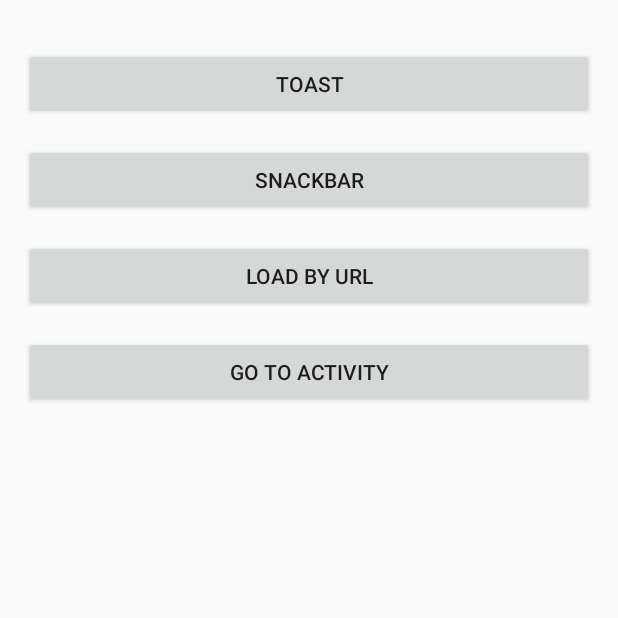
After one commit to Irwing-Herrera/kotlin-udemy, an Android app: the ExtensionFunctionsActivity screen opened directly, with no data from a screen before it, on a phone screen of 412 x 824 dp, the top half of it. The commit adds this screen. Run offline under Robolectric (Android 15) with nearby library versions, the phone set to English and light mode, and no system bars.

Commit message:
Extension Functions

```diff
--- a/app/src/main/AndroidManifest.xml
+++ b/app/src/main/AndroidManifest.xml
@@ -6,13 +6,16 @@
     <uses-permission android:name="android.permission.CAMERA" />
 
     <application
+        android:name=".Section_01.App.MyApp"
         android:allowBackup="true"
         android:icon="@mipmap/ic_launcher"
         android:label="@string/app_name"
         android:roundIcon="@mipmap/ic_launcher_round"
         android:supportsRtl="true"
         android:theme="@style/AppTheme">
-        <activity android:name=".Section_01.Activities.PermissionsActivity"></activity>
+        <activity android:name=".Section_01.Activities.ExtensionFunctionsActivity"></activity>
+        <activity android:name=".Section_01.Activities.ShredPreferencesActivity" />
+        <activity android:name=".Section_01.Activities.PermissionsActivity" />
         <activity android:name=".Section_01.Others.ToolbarActivity" />
         <activity android:name=".Section_01.Activities.Intents.IntentExtraActivity">
             <meta-data
--- a/app/src/main/java/iherrera/cursokotlin/com/MainActivity.kt
+++ b/app/src/main/java/iherrera/cursokotlin/com/MainActivity.kt
@@ -44,6 +44,10 @@ class MainActivity : ToolbarActivity() {
         buttonToPicasso.setOnClickListener { openActivity<PicassoActivity>(this) }
 
         buttonToPermissions.setOnClickListener { openActivity<PermissionsActivity>(this) }
+
+        buttonToSharedPreferences.setOnClickListener { openActivity<ShredPreferencesActivity>(this) }
+
+        buttonToExtensionFunctions.setOnClickListener { openActivity<ExtensionFunctionsActivity>(this) }
     }
 
     private inline fun <reified T> openActivity(context: Context) {
--- /dev/null
+++ b/app/src/main/java/iherrera/cursokotlin/com/Section_01/Activities/ExtensionFunctionsActivity.kt
@@ -0,0 +1,23 @@
+package iherrera.cursokotlin.com.Section_01.Activities
+
+import androidx.appcompat.app.AppCompatActivity
+import android.os.Bundle
+import iherrera.cursokotlin.com.MainActivity
+import iherrera.cursokotlin.com.R
+import iherrera.cursokotlin.com.Section_01.Others.loadByUrl
+import iherrera.cursokotlin.com.Section_01.Others.openActivity
+import iherrera.cursokotlin.com.Section_01.Others.snackBar
+import iherrera.cursokotlin.com.Section_01.Others.toast
+import kotlinx.android.synthetic.main.activity_extension_functions.*
+
+class ExtensionFunctionsActivity : AppCompatActivity() {
+    override fun onCreate(savedInstanceState: Bundle?) {
+        super.onCreate(savedInstanceState)
+        setContentView(R.layout.activity_extension_functions)
+
+        buttonToast.setOnClickListener { toast("Hola")  }
+        buttonSnackbar.setOnClickListener { snackBar("snackbar", action = "Undo") { toast("Undo!!")} }
+        buttonLoadByUrl.setOnClickListener { imageViewLoadedByUrl.loadByUrl("https://images.pexels.com/photos/825947/pexels-photo-825947.jpeg") }
+        buttonGoToActivity.setOnClickListener { openActivity<MainActivity> { putExtra("name", "" ) } }
+    }
+}
--- a/app/src/main/java/iherrera/cursokotlin/com/Section_01/Activities/PermissionsActivity.kt
+++ b/app/src/main/java/iherrera/cursokotlin/com/Section_01/Activities/PermissionsActivity.kt
@@ -12,6 +12,7 @@ import android.widget.Toast
 import androidx.core.app.ActivityCompat
 import androidx.core.content.ContextCompat
 import iherrera.cursokotlin.com.R
+import iherrera.cursokotlin.com.Section_01.Others.goToActivityResult
 import kotlinx.android.synthetic.main.activity_permissions.*
 
 class PermissionsActivity : AppCompatActivity() {
@@ -54,8 +55,7 @@ class PermissionsActivity : AppCompatActivity() {
             REQUEST_CAMERA_PERMISSION -> {
                 if (grantResults.size == 1 && grantResults[0] == PackageManager.PERMISSION_GRANTED) {
                     // Permiso aceptado
-                    val intent = Intent(MediaStore.ACTION_IMAGE_CAPTURE)
-                    startActivityForResult(intent, REQUEST_CAMERA_PICTURE)
+                    goToActivityResult(MediaStore.ACTION_IMAGE_CAPTURE, REQUEST_CAMERA_PICTURE)
                 } else {
                     // Permiso denegado
                     Toast.makeText(
--- a/app/src/main/java/iherrera/cursokotlin/com/Section_01/Adapters/PersonAdapters.kt
+++ b/app/src/main/java/iherrera/cursokotlin/com/Section_01/Adapters/PersonAdapters.kt
@@ -1,17 +1,15 @@
 package iherrera.cursokotlin.com.Section_01.Adapters
 
 import android.content.Context
-import android.view.LayoutInflater
 import android.view.View
 import android.view.ViewGroup
 import android.widget.BaseAdapter
 import android.widget.TextView
 import iherrera.cursokotlin.com.Section_01.Models.Person
+import iherrera.cursokotlin.com.Section_01.Others.inflate
 import kotlinx.android.synthetic.main.list_view_person.view.*
 
 class PersonAdapter(val context: Context, val layout: Int,  val list: List<Person>) : BaseAdapter() {
-
-    private val miInflator: LayoutInflater = LayoutInflater.from(context)
 
     override fun getItem(position: Int): Any {
         return list[position]
@@ -31,7 +29,7 @@ class PersonAdapter(val context: Context, val layout: Int,  val list: List<Perso
         val viewHolder: PersonViewHolder
 
         if (convertView == null) {
-            view = miInflator.inflate(layout, parent, false)
+            view = parent!!.inflate(layout)
             viewHolder = PersonViewHolder(view)
             view.tag = viewHolder
         } else {
--- /dev/null
+++ b/app/src/main/res/layout/activity_extension_functions.xml
@@ -0,0 +1,67 @@
+<?xml version="1.0" encoding="utf-8"?>
+<androidx.constraintlayout.widget.ConstraintLayout xmlns:android="http://schemas.android.com/apk/res/android"
+    xmlns:app="http://schemas.android.com/apk/res-auto"
+    xmlns:tools="http://schemas.android.com/tools"
+    android:id="@+id/container"
+    android:layout_width="match_parent"
+    android:layout_height="match_parent"
+    tools:context=".Section_01.Activities.ExtensionFunctionsActivity">
+
+    <Button
+        android:id="@+id/buttonToast"
+        android:layout_width="0dp"
+        android:layout_height="wrap_content"
+        android:layout_marginStart="16dp"
+        android:layout_marginTop="32dp"
+        android:layout_marginEnd="16dp"
+        android:text="Toast"
+        app:layout_constraintEnd_toEndOf="parent"
+        app:layout_constraintStart_toStartOf="parent"
+        app:layout_constraintTop_toTopOf="parent" />
+
+    <Button
+        android:id="@+id/buttonSnackbar"
+        android:layout_width="0dp"
+        android:layout_height="wrap_content"
+        android:layout_marginStart="16dp"
+        android:layout_marginTop="16dp"
+        android:layout_marginEnd="16dp"
+        android:text="Snackbar"
+        app:layout_constraintEnd_toEndOf="parent"
+        app:layout_constraintStart_toStartOf="parent"
+        app:layout_constraintTop_toBottomOf="@+id/buttonToast" />
+
+    <Button
+        android:id="@+id/buttonLoadByUrl"
+        android:layout_width="0dp"
+        android:layout_height="wrap_content"
+        android:layout_marginStart="16dp"
+        android:layout_marginTop="16dp"
+        android:layout_marginEnd="16dp"
+        android:text="Load by URL"
+        app:layout_constraintEnd_toEndOf="parent"
+        app:layout_constraintStart_toStartOf="parent"
+        app:layout_constraintTop_toBottomOf="@+id/buttonSnackbar" />
+
+    <Button
+        android:id="@+id/buttonGoToActivity"
+        android:layout_width="0dp"
+        android:layout_height="wrap_content"
+        android:layout_marginStart="16dp"
+        android:layout_marginTop="16dp"
+        android:layout_marginEnd="16dp"
+        android:text="Go to Activity"
+        app:layout_constraintEnd_toEndOf="parent"
+        app:layout_constraintStart_toStartOf="parent"
+        app:layout_constraintTop_toBottomOf="@+id/buttonLoadByUrl" />
+
+    <ImageView
+        android:id="@+id/imageViewLoadedByUrl"
+        android:layout_width="wrap_content"
+        android:layout_height="wrap_content"
+        android:layout_marginTop="32dp"
+        app:layout_constraintEnd_toEndOf="parent"
+        app:layout_constraintStart_toStartOf="parent"
+        app:layout_constraintTop_toBottomOf="@+id/buttonGoToActivity"
+        tools:srcCompat="@tools:sample/avatars" />
+</androidx.constraintlayout.widget.ConstraintLayout>
```
Also changed, not shown: app/src/main/java/iherrera/cursokotlin/com/Section_01/Activities/ShredPreferencesActivity.kt (added, +39 -0 lines), app/src/main/java/iherrera/cursokotlin/com/Section_01/App/MyApp.kt (added, +18 -0 lines), app/src/main/java/iherrera/cursokotlin/com/Section_01/Others/ExtensionFunctions.kt (added, +52 -0 lines), app/src/main/java/iherrera/cursokotlin/com/Section_01/Others/MySharedPreferences.kt (added, +22 -0 lines), app/src/main/res/layout/activity_shred_preferences.xml (added, +59 -0 lines).
